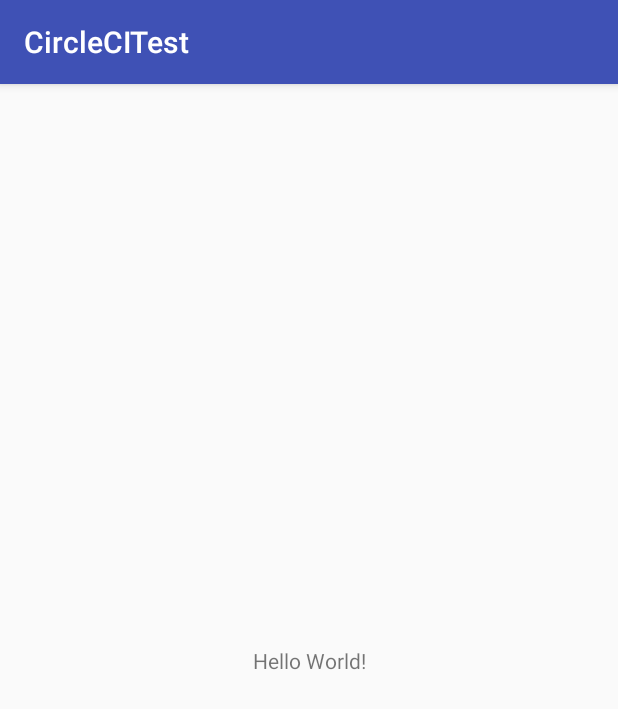
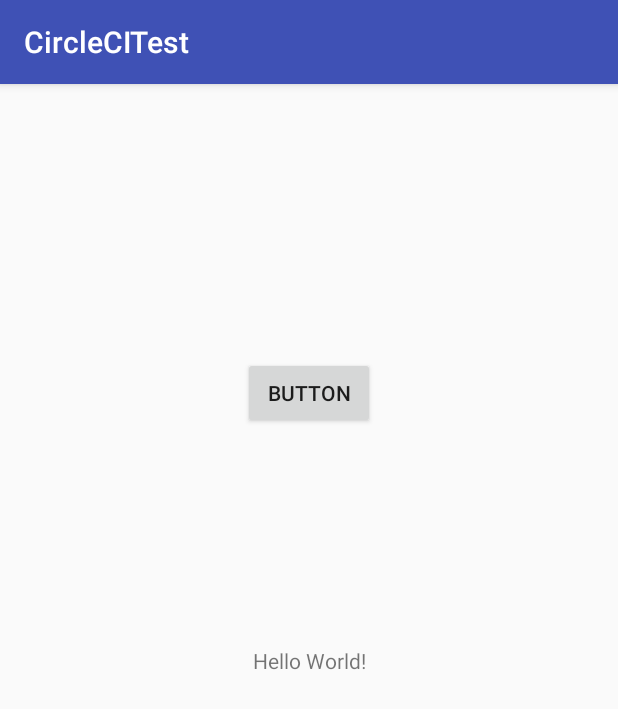
Before and after one commit to adilsbhatti/CircleCIAndroidTest, an Android app: the screen it shows after launch (MainActivity), on a phone screen of 412 x 824 dp. Shown: the top 709 px of the screen. Run offline under Robolectric (Android 15) with nearby library versions, the phone set to English and light mode, and no system bars.

Commit message:
added button

```diff
--- a/CircleCITest/app/build.gradle
+++ b/CircleCITest/app/build.gradle
@@ -30,4 +30,5 @@ dependencies {
     testImplementation 'junit:junit:4.12'
     androidTestImplementation 'com.android.support.test:runner:1.0.2'
     androidTestImplementation 'com.android.support.test.espresso:espresso-core:3.0.2'
+    implementation 'com.android.support:recyclerview-v7:26.1.0'
 }
--- a/CircleCITest/app/src/main/java/com/adibhaty/circlecitest/MainActivity.kt
+++ b/CircleCITest/app/src/main/java/com/adibhaty/circlecitest/MainActivity.kt
@@ -1,12 +1,28 @@
 package com.adibhaty.circlecitest
 
+import android.os.Bundle
 import android.support.v7.app.AppCompatActivity
-import android.os.Bundle
+import android.view.View
+import android.widget.Button
+import android.widget.Toast
 
 class MainActivity : AppCompatActivity() {
+
+    lateinit var bToast : Button
 
     override fun onCreate(savedInstanceState: Bundle?) {
         super.onCreate(savedInstanceState)
         setContentView(R.layout.activity_main)
+
+
+        bToast = findViewById(R.id.bToast)
+
+
+        bToast.setOnClickListener(View.OnClickListener() {
+
+            Toast.makeText(applicationContext, "this si toast", 1).show()
+        })
+
+
     }
 }
--- a/CircleCITest/app/src/main/res/layout/activity_main.xml
+++ b/CircleCITest/app/src/main/res/layout/activity_main.xml
@@ -8,6 +8,7 @@
     tools:context=".MainActivity">
 
     <TextView
+        android:id="@+id/textView"
         android:layout_width="wrap_content"
         android:layout_height="wrap_content"
         android:text="Hello World!"
@@ -16,4 +17,18 @@
         app:layout_constraintRight_toRightOf="parent"
         app:layout_constraintTop_toTopOf="parent"/>
 
+    <Button
+        android:id="@+id/bToast"
+        android:layout_width="wrap_content"
+        android:layout_height="wrap_content"
+        android:layout_marginBottom="81dp"
+        android:layout_marginEnd="148dp"
+        android:layout_marginStart="148dp"
+        android:layout_marginTop="118dp"
+        android:text="Button"
+        app:layout_constraintBottom_toTopOf="@+id/textView"
+        app:layout_constraintEnd_toEndOf="parent"
+        app:layout_constraintStart_toStartOf="parent"
+        app:layout_constraintTop_toTopOf="parent"/>
+
 </android.support.constraint.ConstraintLayout>
```
